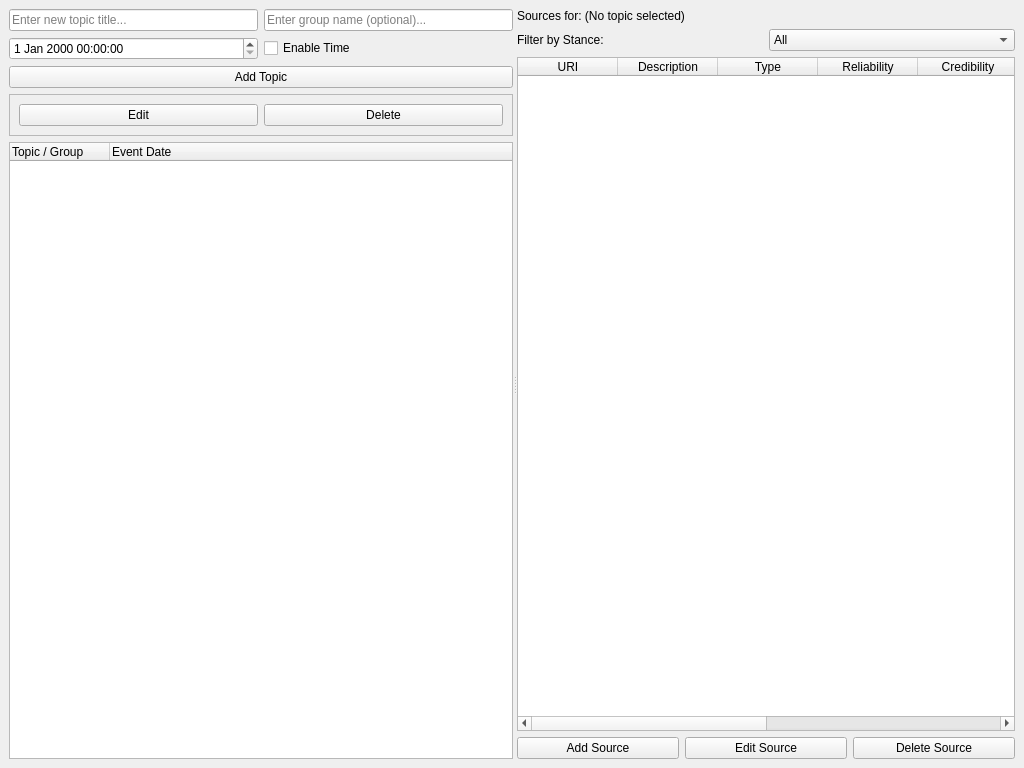
The window that main_window.ui (royalPanic/sourcemgmtengine) describes before a commit, drawn with Qt 5.
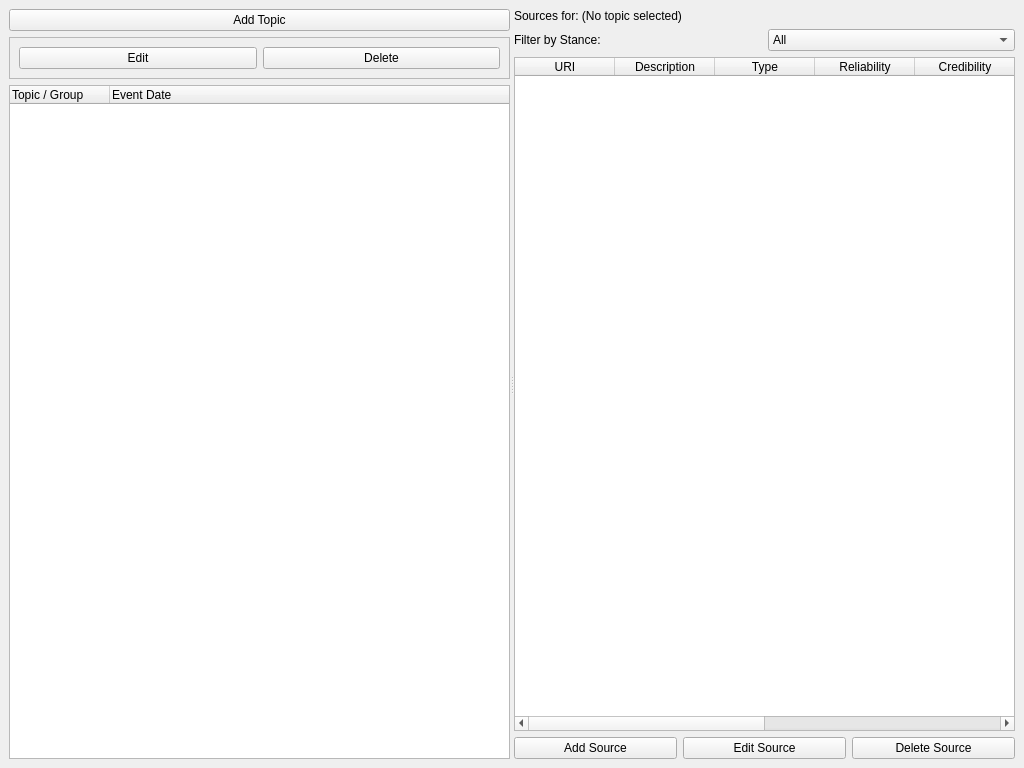
The same window after the commit.

What changed in the file:
```diff
--- a/main_window.ui
+++ b/main_window.ui
@@ -22,34 +22,7 @@
       </property>
       <widget class="QWidget" name="leftPanel" native="true">
        <layout class="QVBoxLayout" name="leftVLayout">
-        <item>
-         <layout class="QGridLayout" name="addTopicLayout">
-          <item row="0" column="0">
-           <widget class="QLineEdit" name="txtTopicTitle">
-            <property name="placeholderText">
-             <string>Enter new topic title...</string>
-            </property>
-           </widget>
-          </item>
-          <item row="0" column="1">
-           <widget class="QLineEdit" name="txtGroupName">
-            <property name="placeholderText">
-             <string>Enter group name (optional)...</string>
-            </property>
-           </widget>
-          </item>
-          <item row="1" column="0">
-           <widget class="QDateTimeEdit" name="dtEventDate"/>
-          </item>
-          <item row="1" column="1">
-           <widget class="QCheckBox" name="chkEnableTime">
-            <property name="text">
-             <string>Enable Time</string>
-            </property>
-           </widget>
-          </item>
-         </layout>
-        </item>
+        <!-- Topic input fields removed; Add Topic now uses the dialog -->
         <item>
          <widget class="QPushButton" name="btnAddTopic">
           <property name="text">
```
